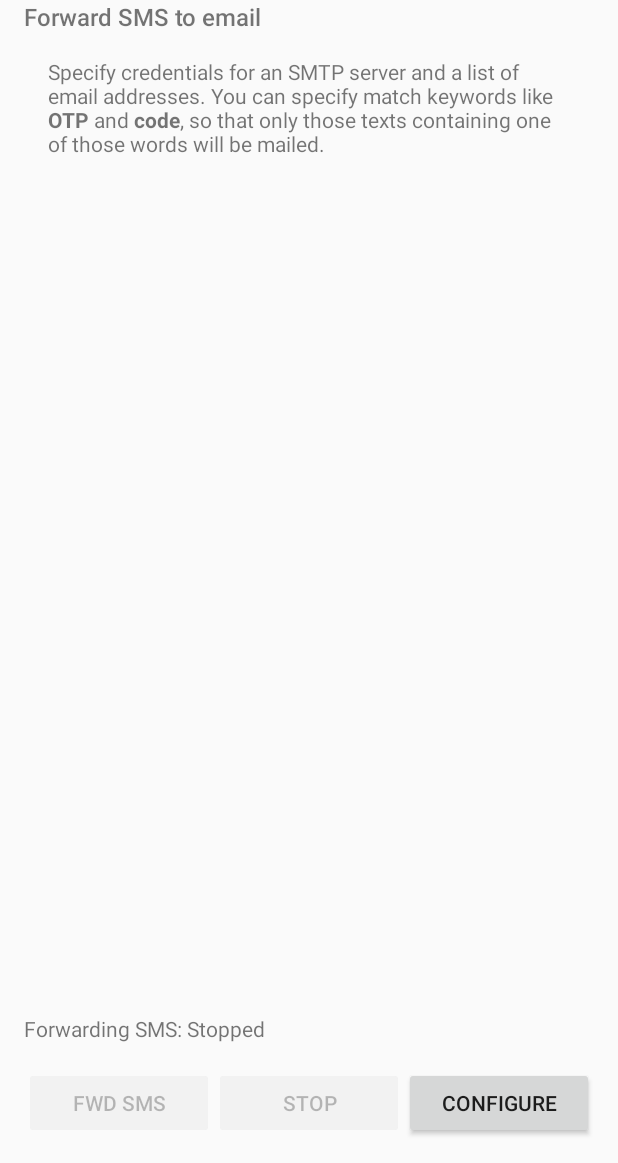
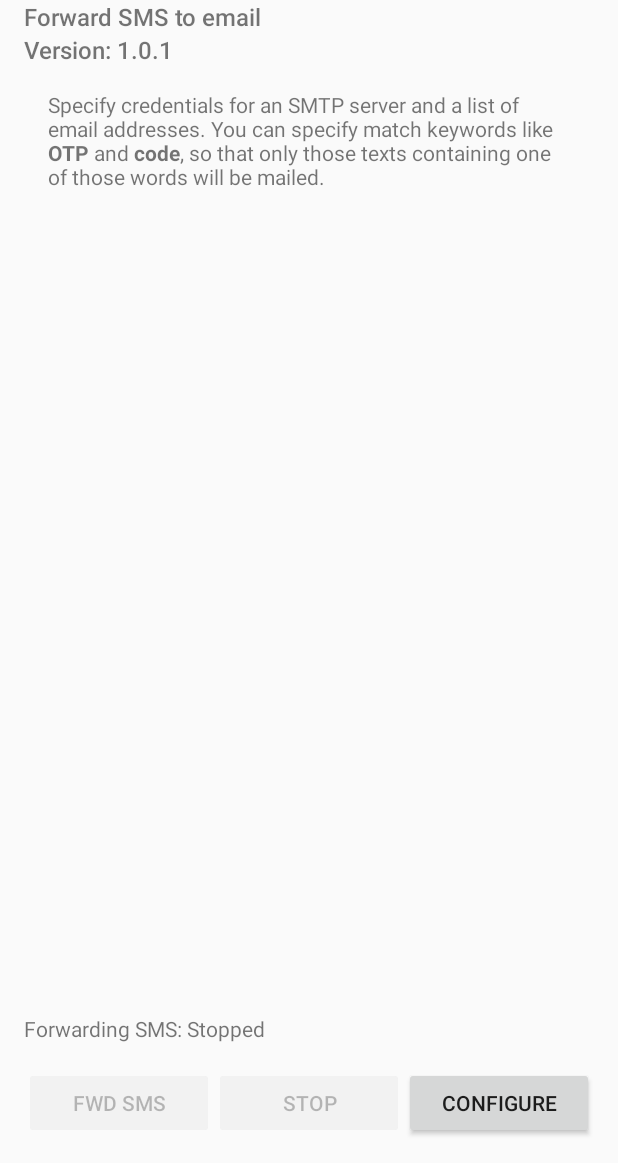
Before and after one commit to ganeshv/textfiltrator, an Android app built with Jetpack Compose: the screen it shows after launch (MainActivity), on a phone screen of 412 x 824 dp, the part 73-1236 px from its top. Run offline under Robolectric (Android 15) with nearby library versions, the phone set to English and light mode, and no system bars; 3 statements that could not run were skipped.

Commit message:
Update version string to 1.0.1, display in main screen

```diff
--- a/TextFiltratorApp/app/build.gradle.kts
+++ b/TextFiltratorApp/app/build.gradle.kts
@@ -11,8 +11,8 @@ android {
         applicationId = "com.textfiltrator.textfiltrator"
         minSdk = 24
         targetSdk = 33
-        versionCode = 1
-        versionName = "1.0"
+        versionCode = 1 * 10000 + 0 * 100 + 1
+        versionName = "1.0.1"
 
         testInstrumentationRunner = "androidx.test.runner.AndroidJUnitRunner"
         vectorDrawables {
@@ -35,6 +35,7 @@ android {
     }
     buildFeatures {
         compose = true
+        buildConfig = true
     }
     composeOptions {
         kotlinCompilerExtensionVersion = "1.4.3"
--- a/TextFiltratorApp/app/src/main/java/com/textfiltrator/textfiltrator/ConfigActivity.kt
+++ b/TextFiltratorApp/app/src/main/java/com/textfiltrator/textfiltrator/ConfigActivity.kt
@@ -158,7 +158,7 @@ class ConfigActivity : Activity() {
         if (subjectLine.isBlank()) {
             errlist.add("Subject line cannot be empty!")
         }
-        if (!matchWords.isEmpty()) {
+        if (matchWords.isNotEmpty()) {
             try {
                 generateRegexPattern(matchWords)
             } catch (e: Exception) {
--- a/TextFiltratorApp/app/src/main/java/com/textfiltrator/textfiltrator/MainActivity.kt
+++ b/TextFiltratorApp/app/src/main/java/com/textfiltrator/textfiltrator/MainActivity.kt
@@ -34,6 +34,7 @@ class MainActivity : Activity() {
 
     // Declare Views
     private lateinit var statusTextView: TextView
+    private lateinit var versionTextView: TextView
     private lateinit var startButton: Button
     private lateinit var stopButton: Button
     private lateinit var configureButton: Button
@@ -70,6 +71,9 @@ class MainActivity : Activity() {
         stopButton = findViewById(R.id.stopButton)
         configureButton = findViewById(R.id.configureButton)
         statusTextView = findViewById(R.id.statusTextView)
+        versionTextView = findViewById(R.id.versionTextView)
+        val version = BuildConfig.VERSION_NAME
+        versionTextView.text = "Version: $version"
 
         // Set up listeners
 
--- a/TextFiltratorApp/app/src/main/res/layout/activity_main.xml
+++ b/TextFiltratorApp/app/src/main/res/layout/activity_main.xml
@@ -15,6 +15,12 @@
         android:layout_width="wrap_content"
         android:layout_height="wrap_content"
         android:text="@string/app_subtitle"
+        style="@style/AppSubTitle"/>
+    <TextView
+        android:id="@+id/versionTextView"
+        android:layout_width="wrap_content"
+        android:layout_height="wrap_content"
+        android:text="Version: 1.0.0"
         style="@style/AppSubTitle"/>
 
     <TextView
```
Also changed, not shown: TextFiltratorApp/app/src/main/java/com/textfiltrator/textfiltrator/SmsReceiver.kt (+3 -4 lines).
